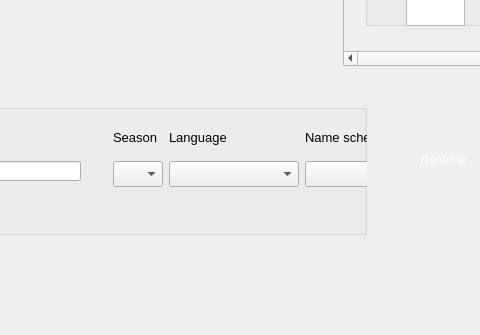
First picture: the form in SeriesScraperApp/forms/mainwindow.ui, repository martinLutz1/SeriesScraper, before the edit; both pictures show x 657 to 1137 and y 365 to 700 of the 1500 by 700 pixel window.
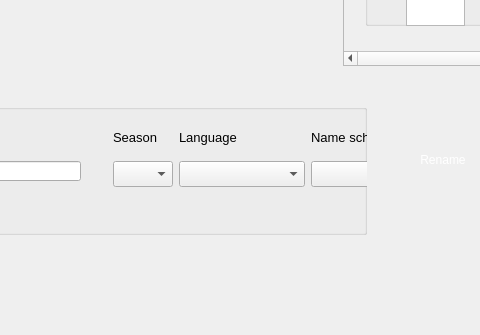
Second picture: the form after the edit. Icons and pictures are not drawn.

Commit message:
Fix macOS deployment and display of the season.
Increase the width of the season combo box to properly display 2 digit seasons.

Patch:
```diff
--- a/SeriesScraperApp/forms/mainwindow.ui
+++ b/SeriesScraperApp/forms/mainwindow.ui
@@ -934,13 +934,13 @@
              <widget class="QComboBox" name="seasonComboBox">
               <property name="minimumSize">
                <size>
-                <width>50</width>
+                <width>60</width>
                 <height>26</height>
                </size>
               </property>
               <property name="maximumSize">
                <size>
-                <width>50</width>
+                <width>60</width>
                 <height>26</height>
                </size>
               </property>
```
Left out of the diff: 3 changed lines with no effect on the pictures. The commit also changes 2 other files.
